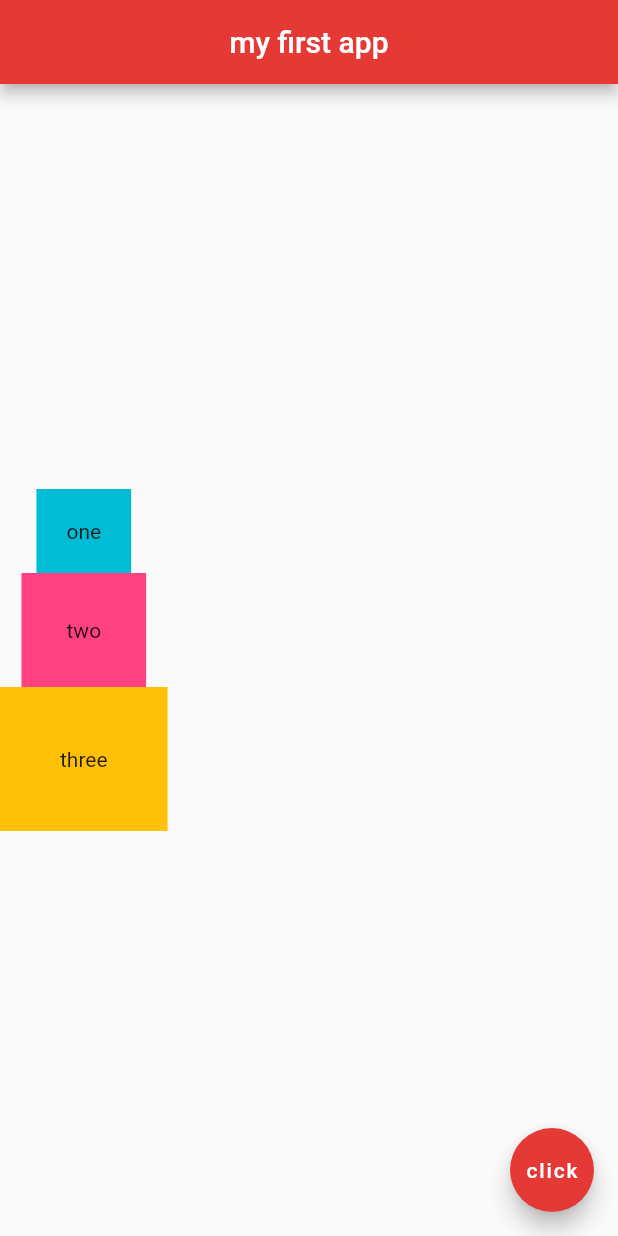
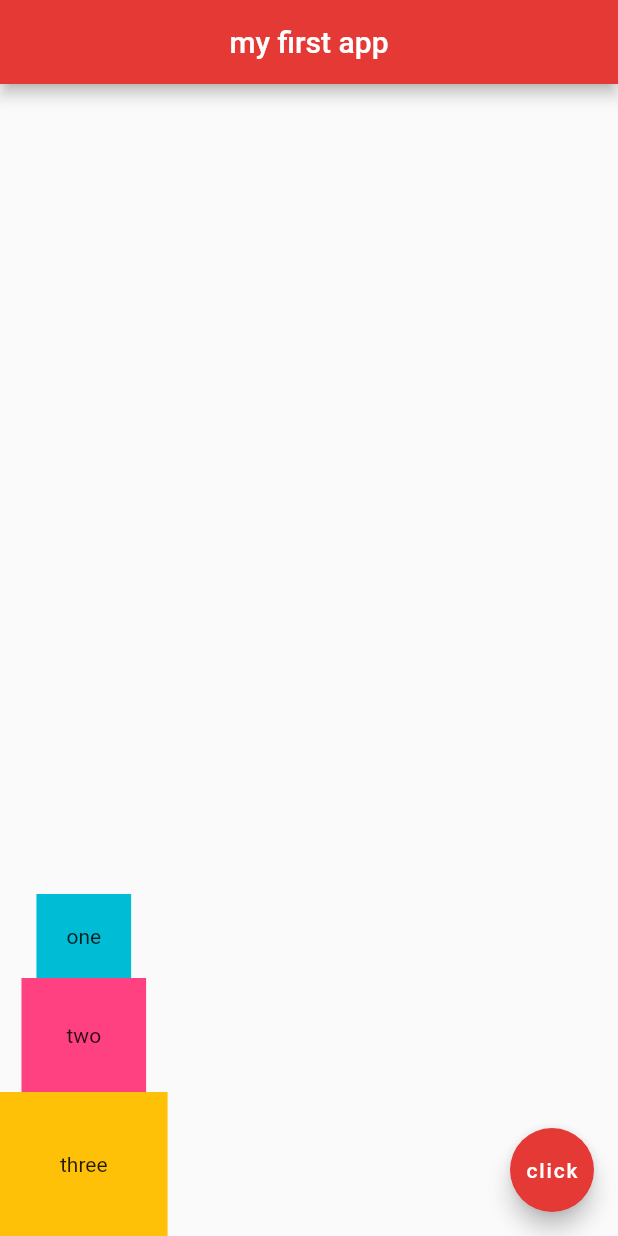
Before and after one commit to kouyoumikan/flutter_app, a Flutter app: the screen it shows after launch, on a phone screen of 412 x 824 dp. Run offline on Flutter 3.47's test engine with Material 2 defaults, Android fonts, the phone set to English and light mode, and no system bars.

Commit message:
2020/04/07　#12 Column 列の一番下に配置

```diff
--- a/lib/main.dart
+++ b/lib/main.dart
@@ -16,8 +16,8 @@ class Home extends StatelessWidget {
         backgroundColor: Colors.red[600], // アプリバーの色
       ),
       body: Column(
-        // 列の中央に配置
-        mainAxisAlignment: MainAxisAlignment.center,
+        // 列の一番下に配置
+        mainAxisAlignment: MainAxisAlignment.end,
         children: <Widget>[
           Container(
             padding: EdgeInsets.all(20.0),
```
